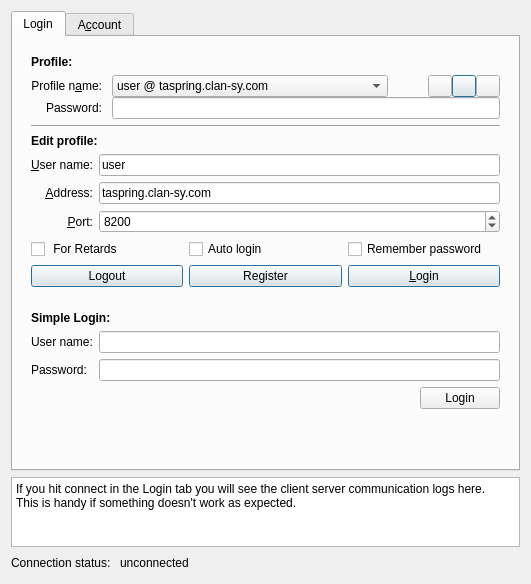
The window that ui/connectionWidget.ui (tizbac/qtlobby) describes before a commit, drawn with Qt 5.
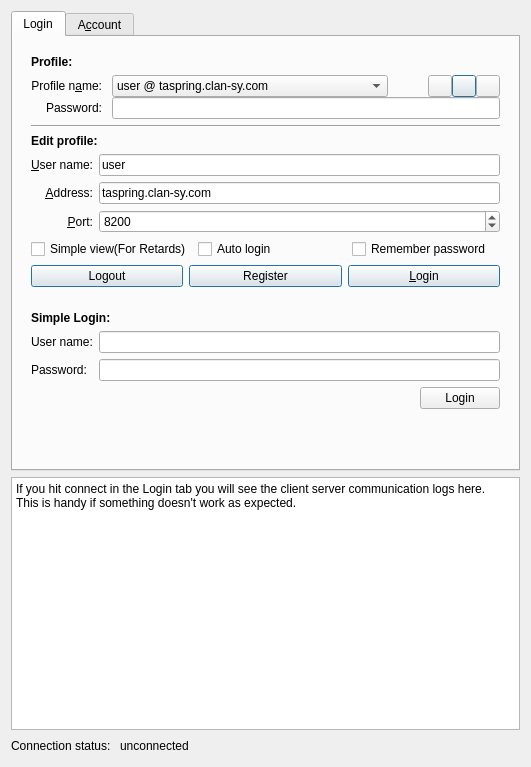
The same window after the commit. Icons and pictures are not drawn.

Patch:
```diff
--- a/ui/connectionWidget.ui
+++ b/ui/connectionWidget.ui
@@ -7,7 +7,7 @@
     <x>0</x>
     <y>0</y>
     <width>531</width>
-    <height>515</height>
+    <height>767</height>
    </rect>
   </property>
   <property name="sizePolicy">
@@ -32,10 +32,10 @@
       <string>&lt;!DOCTYPE HTML PUBLIC &quot;-//W3C//DTD HTML 4.0//EN&quot; &quot;http://www.w3.org/TR/REC-html40/strict.dtd&quot;&gt;
 &lt;html&gt;&lt;head&gt;&lt;meta name=&quot;qrichtext&quot; content=&quot;1&quot; /&gt;&lt;style type=&quot;text/css&quot;&gt;
 p, li { white-space: pre-wrap; }
-&lt;/style&gt;&lt;/head&gt;&lt;body style=&quot; font-family:'DejaVu Sans'; font-size:9pt; font-weight:400; font-style:normal;&quot;&gt;
-&lt;p style=&quot; margin-top:0px; margin-bottom:0px; margin-left:0px; margin-right:0px; -qt-block-indent:0; text-indent:0px;&quot;&gt;&lt;span style=&quot; font-family:'Sans Serif';&quot;&gt;If you hit connect in the Login tab you will see the client server communication logs here. &lt;/span&gt;&lt;/p&gt;
-&lt;p style=&quot; margin-top:0px; margin-bottom:0px; margin-left:0px; margin-right:0px; -qt-block-indent:0; text-indent:0px;&quot;&gt;&lt;span style=&quot; font-family:'Sans Serif';&quot;&gt;This is handy if something doesn't work as expected.&lt;/span&gt;&lt;/p&gt;
-&lt;p style=&quot;-qt-paragraph-type:empty; margin-top:0px; margin-bottom:0px; margin-left:0px; margin-right:0px; -qt-block-indent:0; text-indent:0px; font-family:'Sans Serif';&quot;&gt;&lt;/p&gt;&lt;/body&gt;&lt;/html&gt;</string>
+&lt;/style&gt;&lt;/head&gt;&lt;body style=&quot; font-family:'Sans Serif'; font-size:9pt; font-weight:400; font-style:normal;&quot;&gt;
+&lt;p style=&quot; margin-top:0px; margin-bottom:0px; margin-left:0px; margin-right:0px; -qt-block-indent:0; text-indent:0px;&quot;&gt;If you hit connect in the Login tab you will see the client server communication logs here. &lt;/p&gt;
+&lt;p style=&quot; margin-top:0px; margin-bottom:0px; margin-left:0px; margin-right:0px; -qt-block-indent:0; text-indent:0px;&quot;&gt;This is handy if something doesn't work as expected.&lt;/p&gt;
+&lt;p style=&quot;-qt-paragraph-type:empty; margin-top:0px; margin-bottom:0px; margin-left:0px; margin-right:0px; -qt-block-indent:0; text-indent:0px;&quot;&gt;&lt;/p&gt;&lt;/body&gt;&lt;/html&gt;</string>
      </property>
     </widget>
    </item>
@@ -398,7 +398,7 @@
             <item>
              <widget class="QCheckBox" name="retardButton">
               <property name="text">
-               <string> For Retards</string>
+               <string>Simple view(For Retards)</string>
               </property>
              </widget>
             </item>
```
